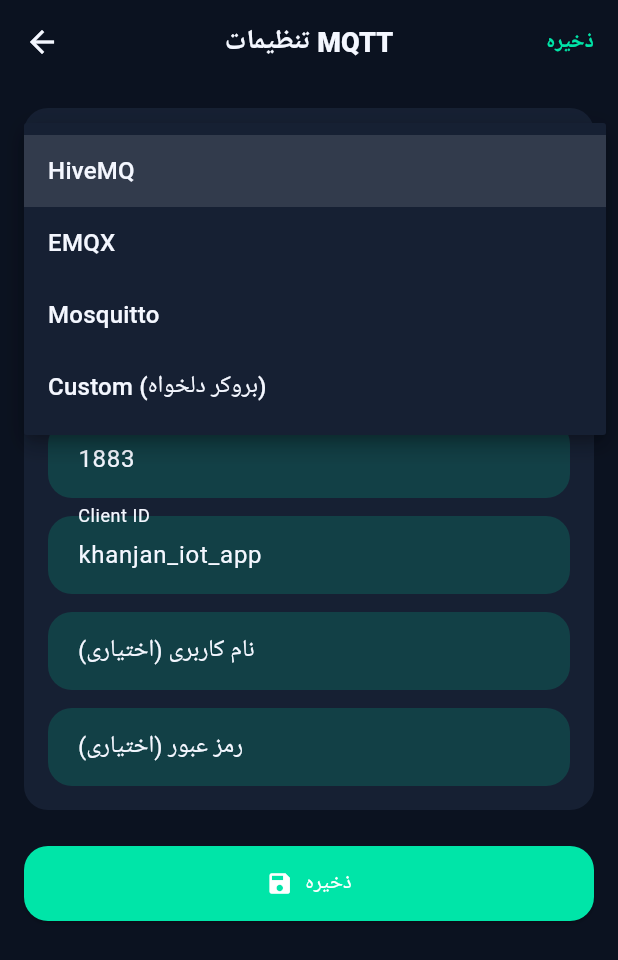
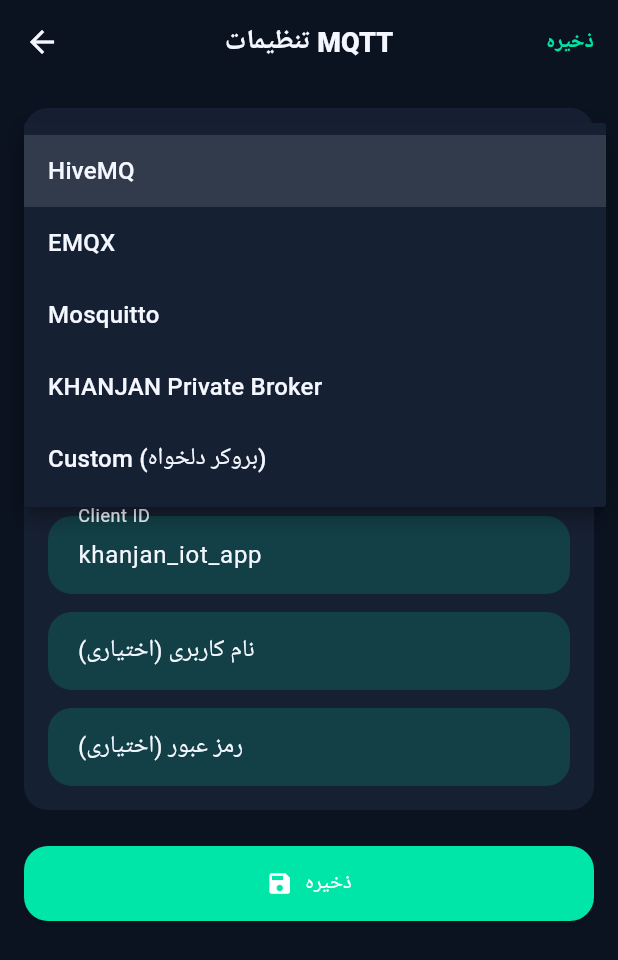
Before and after one commit to 4578mfab/KHANJAN_PRO_BLE_IPV4_TLS_FIX, a Flutter app: the SettingsMqttScreen screen opened directly with empty values, after a tap on "HiveMQ", on a phone screen of 412 x 824 dp. Shown: the top 960 px of the screen. Run offline on Flutter 3.47's test engine with Material 3 defaults, Android fonts, the phone set to English and light mode, and no system bars; our stand-ins replace shared_preferences; missing offline and left inert: esp_provisioning_wifi, mqtt_client; accounts and stored records are empty.

Commit message:
Use standard TLS for KHANJAN private broker

```diff
--- a/lib/screens/settings_mqtt_screen.dart
+++ b/lib/screens/settings_mqtt_screen.dart
@@ -1,10 +1,15 @@
+
 import 'package:flutter/material.dart';
 import '../models/app_settings.dart';
 import '../theme/app_themes.dart';
 
 class SettingsMqttScreen extends StatefulWidget {
   final AppSettings initialSettings;
-  const SettingsMqttScreen({super.key, required this.initialSettings});
+
+  const SettingsMqttScreen({
+    super.key,
+    required this.initialSettings,
+  });
 
   @override
   State<SettingsMqttScreen> createState() => _SettingsMqttScreenState();
@@ -34,6 +39,11 @@ class _SettingsMqttScreenState extends State<SettingsMqttScreen> {
       'label': 'Mosquitto',
       'host': 'test.mosquitto.org',
       'ports': {'tcp': 1883, 'tls': 8883, 'ws': 8080, 'wss': 8081}
+    },
+    'khanjan': {
+      'label': 'KHANJAN Private Broker',
+      'host': 'khanjanhome.duckdns.org',
+      'ports': {'tls': 8883}
     },
     'custom': {
       'label': 'Custom (بروکر دلخواه)',
@@ -65,11 +75,20 @@ class _SettingsMqttScreenState extends State<SettingsMqttScreen> {
 
   void _selectBrokerPreset(String? value) {
     if (value == null) return;
+
     setState(() {
       _settings.brokerPreset = value;
+
       if (value != 'custom') {
         final preset = _brokerPresets[value]!;
         _brokerCtrl.text = preset['host'] as String;
+
+        if (value == 'khanjan') {
+          // KHANJAN uses standard TCP/TLS only.
+          _settings.connectionMode = 'tls';
+          _settings.useWebSocket = false;
+        }
+
         final ports = preset['ports'] as Map<String, int>;
         _portCtrl.text = ports[_settings.connectionMode]!.toString();
       }
@@ -78,20 +97,33 @@ class _SettingsMqttScreenState extends State<SettingsMqttScreen> {
 
   void _selectConnectionMode(String? value) {
     if (value == null) return;
+
+    // Private KHANJAN broker is restricted to standard TLS.
+    if (_settings.brokerPreset == 'khanjan' && value != 'tls') {
+      return;
+    }
+
     setState(() {
       _settings.connectionMode = value;
       _settings.useWebSocket = value == 'ws' || value == 'wss';
+
       final ports =
-          _brokerPresets[_settings.brokerPreset]?['ports'] as Map<String, int>?;
-      if (ports != null) _portCtrl.text = ports[value]!.toString();
+          _brokerPresets[_settings.brokerPreset]?['ports']
+              as Map<String, int>?;
+
+      if (ports != null && ports.containsKey(value)) {
+        _portCtrl.text = ports[value]!.toString();
+      }
     });
   }
 
   void _save() {
     if (!_formKey.currentState!.validate()) return;
+
     _settings.broker = _brokerCtrl.text.trim();
     _settings.useWebSocket =
-        _settings.connectionMode == 'ws' || _settings.connectionMode == 'wss';
+        _settings.connectionMode == 'ws' ||
+        _settings.connectionMode == 'wss';
     _settings.port = int.tryParse(_portCtrl.text.trim()) ?? 1883;
     _settings.clientId = _clientIdCtrl.text.trim();
     _settings.username = _userCtrl.text.trim();
@@ -100,6 +132,7 @@ class _SettingsMqttScreenState extends State<SettingsMqttScreen> {
     ScaffoldMessenger.of(context).showSnackBar(
       const SnackBar(content: Text('تنظیمات MQTT ذخیره شد')),
     );
+
     Future.delayed(const Duration(milliseconds: 600), () {
       if (mounted) Navigator.pop(context, _settings);
     });
@@ -123,9 +156,13 @@ class _SettingsMqttScreenState extends State<SettingsMqttScreen> {
           actions: [
             TextButton(
               onPressed: _save,
-              child: Text('ذخیره',
-                  style: TextStyle(
-                      color: theme.primary, fontWeight: FontWeight.bold)),
+              child: Text(
+                'ذخیره',
+                style: TextStyle(
+                  color: theme.primary,
+                  fontWeight: FontWeight.bold,
+                ),
+              ),
             ),
           ],
         ),
@@ -143,46 +180,76 @@ class _SettingsMqttScreenState extends State<SettingsMqttScreen> {
                 child: Column(
                   children: [
                     DropdownButtonFormField<String>(
-                      value: _brokerPresets.containsKey(_settings.brokerPreset)
+                      value: _brokerPresets.containsKey(
+                              _settings.brokerPreset)
                           ? _settings.brokerPreset
                           : 'custom',
-                      decoration:
-                          const InputDecoration(labelText: 'انتخاب بروکر'),
+                      decoration: const InputDecoration(
+                        labelText: 'انتخاب بروکر',
+                      ),
                       items: _brokerPresets.entries
-                          .map((e) => DropdownMenuItem(
+                          .map(
+                            (e) => DropdownMenuItem(
                               value: e.key,
-                              child: Text(e.value['label'] as String)))
+                              child: Text(e.value['label'] as String),
+                            ),
+                          )
                           .toList(),
                       onChanged: _selectBrokerPreset,
                     ),
                     const SizedBox(height: 12),
                     DropdownButtonFormField<String>(
-                      value: ['tcp', 'tls', 'ws', 'wss']
-                              .contains(_settings.connectionMode)
+                      value: [
+                        'tcp',
+                        'tls',
+                        'ws',
+                        'wss'
+                      ].contains(_settings.connectionMode)
                           ? _settings.connectionMode
                           : 'tcp',
-                      decoration: const InputDecoration(labelText: 'نوع اتصال'),
-                      items: const [
-                        DropdownMenuItem(value: 'tcp', child: Text('TCP')),
-                        DropdownMenuItem(
-                            value: 'tls', child: Text('TLS (TCP امن)')),
-                        DropdownMenuItem(
-                            value: 'ws', child: Text('WebSocket (WS)')),
-                        DropdownMenuItem(
-                            value: 'wss', child: Text('WebSocket امن (WSS)')),
-                      ],
+                      decoration: const InputDecoration(
+                        labelText: 'نوع اتصال',
+                      ),
+                      items: _settings.brokerPreset == 'khanjan'
+                          ? const [
+                              DropdownMenuItem(
+                                value: 'tls',
+                                child: Text('TLS (TCP امن)'),
+                              ),
+                            ]
+                          : const [
+                              DropdownMenuItem(
+                                value: 'tcp',
+                                child: Text('TCP'),
+                              ),
+                              DropdownMenuItem(
+                                value: 'tls',
+                                child: Text('TLS (TCP امن)'),
+                              ),
+                              DropdownMenuItem(
+                                value: 'ws',
+                                child: Text('WebSocket (WS)'),
+                              ),
+                              DropdownMenuItem(
+                                value: 'wss',
+                                child: Text('WebSocket امن (WSS)'),
+                              ),
+                            ],
                       onChanged: _selectConnectionMode,
                     ),
                     const SizedBox(height: 12),
                     TextFormField(
                       controller: _brokerCtrl,
-                      decoration:
-                          const InputDecoration(labelText: 'آدرس Broker'),
+                      decoration: const InputDecoration(
+                        labelText: 'آدرس Broker',
+                      ),
                       validator: (v) =>
                           (v == null || v.trim().isEmpty) ? 'الزامی' : null,
                       onChanged: (_) {
                         if (_settings.brokerPreset != 'custom') {
-                          setState(() => _settings.brokerPreset = 'custom');
+                          setState(() {
+                            _settings.brokerPreset = 'custom';
+                          });
                         }
                       },
                     ),
@@ -190,7 +257,9 @@ class _SettingsMqttScreenState extends State<SettingsMqttScreen> {
                     TextFormField(
                       controller: _portCtrl,
                       keyboardType: TextInputType.number,
-                      decoration: const InputDecoration(labelText: 'پورت'),
+                      decoration: const InputDecoration(
+                        labelText: 'پورت',
+                      ),
                       validator: (v) {
                         final n = int.tryParse((v ?? '').trim());
                         return n == null || n < 1 || n > 65535
@@ -201,20 +270,24 @@ class _SettingsMqttScreenState extends State<SettingsMqttScreen> {
                     const SizedBox(height: 12),
                     TextFormField(
                       controller: _clientIdCtrl,
-                      decoration: const InputDecoration(labelText: 'Client ID'),
+                      decoration: const InputDecoration(
+                        labelText: 'Client ID',
+                      ),
                     ),
                     const SizedBox(height: 12),
                     TextFormField(
                       controller: _userCtrl,
                       decoration: const InputDecoration(
-                          labelText: 'نام کاربری (اختیاری)'),
+                        labelText: 'نام کاربری (اختیاری)',
+                      ),
                     ),
                     const SizedBox(height: 12),
                     TextFormField(
                       controller: _passCtrl,
                       obscureText: true,
                       decoration: const InputDecoration(
-                          labelText: 'رمز عبور (اختیاری)'),
+                        labelText: 'رمز عبور (اختیاری)',
+                      ),
                     ),
                   ],
                 ),
```
